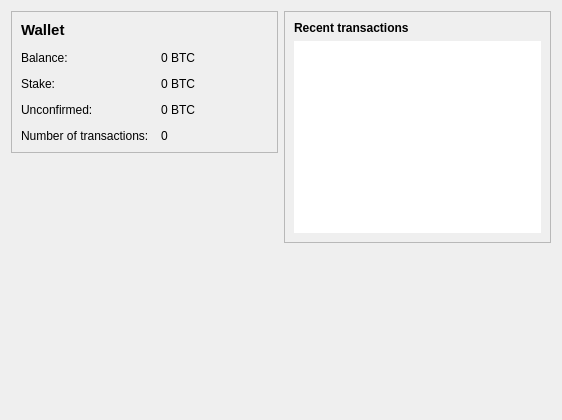
Above: src/qt/forms/overviewpage.ui from C2MMXIV/MMXIV before the change. Below: the same form after it.
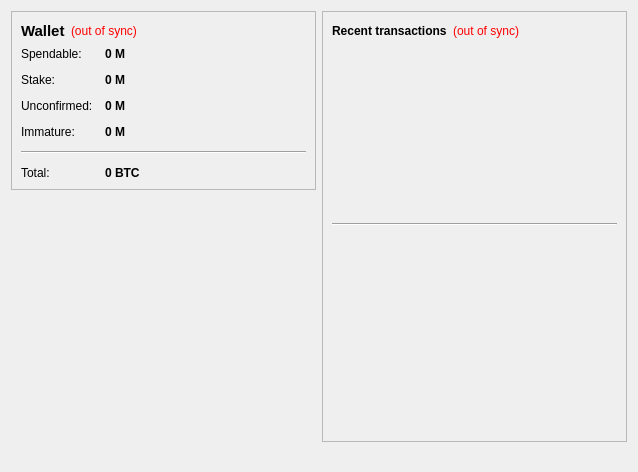
That is the form after the change. Icons and pictures are not drawn. Custom widgets are drawn as their Qt base class.

Commit message: Add coin control, network stake graph

Patch:
```diff
--- a/src/qt/forms/overviewpage.ui
+++ b/src/qt/forms/overviewpage.ui
@@ -6,8 +6,8 @@
    <rect>
     <x>0</x>
     <y>0</y>
-    <width>562</width>
-    <height>342</height>
+    <width>638</width>
+    <height>472</height>
    </rect>
   </property>
   <property name="windowTitle">
@@ -24,6 +24,55 @@
        <property name="frameShadow">
         <enum>QFrame::Raised</enum>
        </property>
+       <layout class="QVBoxLayout" name="verticalLayout_4">
+        <item>
+         <layout class="QHBoxLayout" name="horizontalLayout_4">
+          <item>
+           <widget class="QLabel" name="label_5">
+            <property name="font">
+             <font>
+              <pointsize>11</pointsize>
+              <weight>75</weight>
+              <bold>true</bold>
+             </font>
+            </property>
+            <property name="text">
+             <string>Wallet</string>
+            </property>
+           </widget>
+          </item>
+          <item>
+           <widget class="QLabel" name="labelWalletStatus">
+            <property name="toolTip">
+             <string>The displayed information may be out of date. Your wallet automatically synchronizes with the Maieuticoin network after a connection is established, but this process has not completed yet.</string>
+            </property>
+            <property name="styleSheet">
+             <string notr="true">QLabel { color: red; }</string>
+            </property>
+            <property name="text">
+             <string notr="true">(out of sync)</string>
+            </property>
+            <property name="alignment">
+             <set>Qt::AlignLeading|Qt::AlignLeft|Qt::AlignVCenter</set>
+            </property>
+           </widget>
+          </item>
+          <item>
+           <spacer name="horizontalSpacer_2">
+            <property name="orientation">
+             <enum>Qt::Horizontal</enum>
+            </property>
+            <property name="sizeHint" stdset="0">
+             <size>
+              <width>40</width>
+              <height>20</height>
+             </size>
+            </property>
+           </spacer>
+          </item>
+         </layout>
+        </item>
+        <item>
        <layout class="QFormLayout" name="formLayout_2">
         <property name="fieldGrowthPolicy">
          <enum>QFormLayout::AllNonFixedFieldsGrow</enum>
@@ -34,75 +83,156 @@
         <property name="verticalSpacing">
          <number>12</number>
         </property>
-        <item row="2" column="0">
+          <item row="0" column="0">
          <widget class="QLabel" name="label">
           <property name="text">
-           <string>Balance:</string>
+             <string>Spendable:</string>
           </property>
          </widget>
         </item>
-        <item row="2" column="1">
+          <item row="0" column="1">
          <widget class="QLabel" name="labelBalance">
+            <property name="font">
+             <font>
+              <weight>75</weight>
+              <bold>true</bold>
+             </font>
+            </property>
+            <property name="cursor">
+             <cursorShape>IBeamCursor</cursorShape>
+            </property>
+            <property name="toolTip">
+             <string>Your current spendable balance</string>
+            </property>
           <property name="text">
-           <string notr="true">0 BTC</string>
-          </property>
-         </widget>
-        </item>
-        <item row="5" column="0">
-         <widget class="QLabel" name="label_2">
+             <string notr="true">0 M</string>
+            </property>
+            <property name="textInteractionFlags">
+             <set>Qt::LinksAccessibleByMouse|Qt::TextSelectableByKeyboard|Qt::TextSelectableByMouse</set>
+            </property>
+           </widget>
+          </item>
+          <item row="1" column="0">
+           <widget class="QLabel" name="label_6">
           <property name="text">
-           <string>Number of transactions:</string>
+             <string>Stake:</string>
           </property>
          </widget>
         </item>
-        <item row="5" column="1">
-         <widget class="QLabel" name="labelNumTransactions">
+          <item row="1" column="1">
+           <widget class="QLabel" name="labelStake">
+            <property name="font">
+             <font>
+              <weight>75</weight>
+              <bold>true</bold>
+             </font>
+            </property>
+            <property name="cursor">
+             <cursorShape>IBeamCursor</cursorShape>
+            </property>
+            <property name="toolTip">
+             <string>Total of coins that was staked, and do not yet count toward the current balance</string>
+            </property>
           <property name="text">
-           <string>0</string>
-          </property>
-         </widget>
-        </item>
-        <item row="4" column="0">
+             <string notr="true">0 M</string>
+            </property>
+            <property name="textInteractionFlags">
+             <set>Qt::LinksAccessibleByMouse|Qt::TextSelectableByKeyboard|Qt::TextSelectableByMouse</set>
+            </property>
+           </widget>
+          </item>
+          <item row="2" column="0">
          <widget class="QLabel" name="label_3">
           <property name="text">
            <string>Unconfirmed:</string>
           </property>
          </widget>
         </item>
-        <item row="4" column="1">
+          <item row="2" column="1">
          <widget class="QLabel" name="labelUnconfirmed">
+            <property name="font">
+             <font>
+              <weight>75</weight>
+              <bold>true</bold>
+             </font>
+            </property>
+            <property name="cursor">
+             <cursorShape>IBeamCursor</cursorShape>
+            </property>
+            <property name="toolTip">
+             <string>Total of transactions that have yet to be confirmed, and do not yet count toward the current balance</string>
+            </property>
           <property name="text">
-           <string notr="true">0 BTC</string>
+             <string notr="true">0 M</string>
+            </property>
+            <property name="textInteractionFlags">
+             <set>Qt::LinksAccessibleByMouse|Qt::TextSelectableByKeyboard|Qt::TextSelectableByMouse</set>
           </property>
          </widget>
         </item>
         <item row="3" column="0">
-         <widget class="QLabel" name="label_6">
+           <widget class="QLabel" name="labelImmatureText">
           <property name="text">
-           <string>Stake:</string>
+             <string>Immature:</string>
           </property>
          </widget>
         </item>
         <item row="3" column="1">
-         <widget class="QLabel" name="labelStake">
+           <widget class="QLabel" name="labelImmature">
+            <property name="font">
+             <font>
+              <weight>75</weight>
+              <bold>true</bold>
+             </font>
+            </property>
+            <property name="toolTip">
+             <string>Mined balance that has not yet matured</string>
+            </property>
+            <property name="text">
+             <string notr="true">0 M</string>
+            </property>
+            <property name="textInteractionFlags">
+             <set>Qt::LinksAccessibleByMouse|Qt::TextSelectableByKeyboard|Qt::TextSelectableByMouse</set>
+            </property>
+           </widget>
+          </item>
+          <item row="4" column="0" colspan="2">
+           <widget class="Line" name="line">
+            <property name="orientation">
+             <enum>Qt::Horizontal</enum>
+            </property>
+           </widget>
+          </item>
+          <item row="5" column="0">
+           <widget class="QLabel" name="labelTotalText">
+            <property name="text">
+             <string>Total:</string>
+            </property>
+           </widget>
+          </item>
+          <item row="5" column="1">
+           <widget class="QLabel" name="labelTotal">
+            <property name="font">
+             <font>
+              <weight>75</weight>
+              <bold>true</bold>
+             </font>
+            </property>
+            <property name="cursor">
+             <cursorShape>IBeamCursor</cursorShape>
+            </property>
+            <property name="toolTip">
+             <string>Your current total balance</string>
+            </property>
           <property name="text">
            <string notr="true">0 BTC</string>
           </property>
-         </widget>
-        </item>
-        <item row="1" column="0">
-         <widget class="QLabel" name="label_5">
-          <property name="font">
-           <font>
-            <pointsize>11</pointsize>
-            <weight>75</weight>
-            <bold>true</bold>
-           </font>
-          </property>
-          <property name="text">
-           <string>Wallet</string>
-          </property>
-         </widget>
+            <property name="textInteractionFlags">
+             <set>Qt::LinksAccessibleByMouse|Qt::TextSelectableByKeyboard|Qt::TextSelectableByMouse</set>
+            </property>
+           </widget>
+          </item>
+         </layout>
         </item>
        </layout>
       </widget>
@@ -115,13 +245,13 @@
        <property name="sizeHint" stdset="0">
         <size>
          <width>20</width>
-         <height>40</height>
+         <height>20</height>
         </size>
        </property>
       </spacer>
      </item>
      <item alignment="Qt::AlignHCenter">
-      <widget class="QLabel" name="coinimage">
+      <widget class="QLabel" name="label_2">
        <property name="minimumSize">
         <size>
          <width>146</width>
@@ -146,9 +276,6 @@
        <property name="alignment">
         <set>Qt::AlignCenter</set>
        </property>
-       <property name="margin">
-        <number>-2</number>
-       </property>
       </widget>
      </item>
     </layout>
@@ -165,6 +292,8 @@
        </property>
        <layout class="QVBoxLayout" name="verticalLayout">
         <item>
+         <layout class="QHBoxLayout" name="horizontalLayout_2">
+          <item>
          <widget class="QLabel" name="label_4">
           <property name="text">
            <string>&lt;b&gt;Recent transactions&lt;/b&gt;</string>
@@ -172,7 +301,41 @@
          </widget>
         </item>
         <item>
+           <widget class="QLabel" name="labelTransactionsStatus">
+            <property name="toolTip">
+             <string>The displayed information may be out of date. Your wallet automatically synchronizes with the Maieuticoin network after a connection is established, but this process has not completed yet.</string>
+            </property>
+            <property name="styleSheet">
+             <string notr="true">QLabel { color: red; }</string>
+            </property>
+            <property name="text">
+             <string notr="true">(out of sync)</string>
+            </property>
+            <property name="alignment">
+             <set>Qt::AlignRight|Qt::AlignTrailing|Qt::AlignVCenter</set>
+            </property>
+           </widget>
+          </item>
+          <item>
+           <spacer name="horizontalSpacer">
+            <property name="orientation">
+             <enum>Qt::Horizontal</enum>
+            </property>
+            <property name="sizeHint" stdset="0">
+             <size>
+              <width>40</width>
+              <height>20</height>
+             </size>
+            </property>
+           </spacer>
+          </item>
+         </layout>
+        </item>
+        <item>
          <widget class="QListView" name="listTransactions">
+          <property name="styleSheet">
+           <string notr="true">QListView { background: transparent; }</string>
+          </property>
           <property name="frameShape">
            <enum>QFrame::NoFrame</enum>
           </property>
@@ -182,6 +345,26 @@
           <property name="horizontalScrollBarPolicy">
            <enum>Qt::ScrollBarAlwaysOff</enum>
           </property>
+          <property name="selectionMode">
+           <enum>QAbstractItemView::NoSelection</enum>
+          </property>
+         </widget>
+        </item>
+          <item>
+           <widget class="Line" name="line">
+            <property name="orientation">
+             <enum>Qt::Horizontal</enum>
+            </property>
+           </widget>
+          </item>
+          <item>
+           <widget class="QCustomPlot" name="diffplot" native="true">
+            <property name="minimumSize">
+             <size>
+              <width>0</width>
+              <height>200</height>
+             </size>
+            </property>
          </widget>
         </item>
        </layout>
@@ -204,6 +387,14 @@
    </item>
   </layout>
  </widget>
+ <customwidgets>
+  <customwidget>
+   <class>QCustomPlot</class>
+   <extends>QWidget</extends>
+   <header>qcustomplot.h</header>
+   <container>1</container>
+  </customwidget>
+ </customwidgets>
  <resources>
   <include location="../bitcoin.qrc"/>
  </resources>
```
Lines whose indentation alone changed are shown as unchanged. The commit also changes 288 other files.
